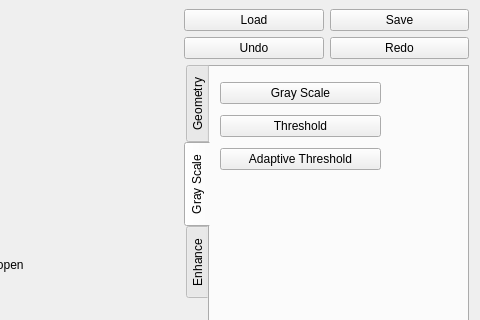
First picture: the form in src/View/MainWindow.ui, repository PepcyCh/simple-image-processer, before the edit; both pictures show x 231 to 711 and y 0 to 320 of the 711 by 490 pixel window.
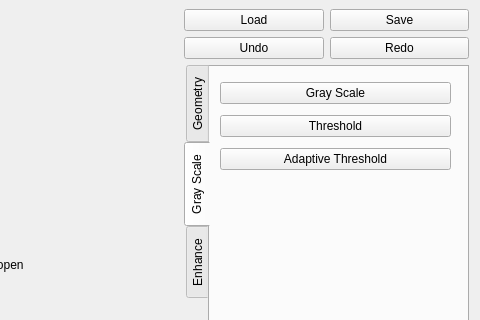
Second picture: the form after the edit. The open tabs and pages were chosen to show the change.

```diff
--- a/src/View/MainWindow.ui
+++ b/src/View/MainWindow.ui
@@ -255,7 +255,7 @@
            <rect>
             <x>10</x>
             <y>10</y>
-            <width>161</width>
+            <width>231</width>
             <height>98</height>
            </rect>
           </property>
```
Left out of the diff: 2 changed lines with no effect on the pictures.
